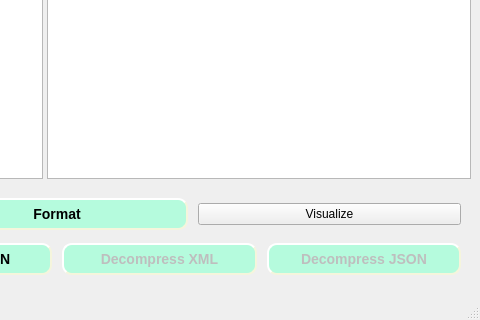
Moatsm-prog/XML-To-JSON-1, file Forms/xml_editor.ui: the form before one commit; both pictures show x 391 to 871 and y 280 to 600 of the 871 by 600 pixel window.
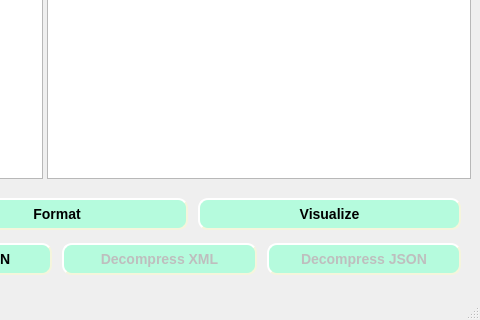
The form after the commit. Icons and pictures are not drawn.

```diff
--- a/Forms/xml_editor.ui
+++ b/Forms/xml_editor.ui
@@ -211,6 +211,26 @@
               <property name="text">
                <string>Visualize</string>
               </property>
+              <property name="styleSheet">
+               <string notr="true">QPushButton{
+	background-color: #B5FBDD;
+    border-style: outset;
+    border-width: 2px;
+    border-radius: 10px;
+    border-color: beige;
+    font: bold 14px;
+    min-width: 10em;
+    padding: 6px;
+}
+QPushButton:pressed {
+    background-color: rgb(224, 0, 0);
+    border-style: inset;
+}
+
+QPushButton:hover{
+background-color:rgb(252, 252, 252)
+}</string>
+              </property>
              </widget>
             </item>
            </layout>
```
